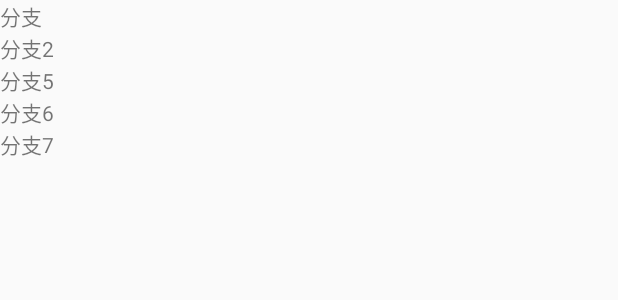
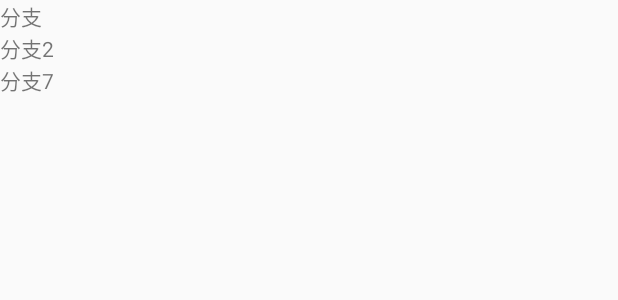
Before and after one commit to d071225/AndroidStudioDemo, an Android app: the layout activity_git.xml on its own in the app's theme, with its tools: preview values and no code run, on a phone screen of 412 x 824 dp. Shown: the top 300 px of the screen. Run offline under Robolectric (Android 15) with nearby library versions, the phone set to English and light mode, and no system bars.

Commit message:
删除分支代码5和6

```diff
--- a/androidfengkuangdemo/src/main/res/layout/activity_git.xml
+++ b/androidfengkuangdemo/src/main/res/layout/activity_git.xml
@@ -13,13 +13,5 @@
     <TextView
         android:layout_width="wrap_content"
         android:layout_height="wrap_content"
-        android:text="分支5"/>
-    <TextView
-        android:layout_width="wrap_content"
-        android:layout_height="wrap_content"
-        android:text="分支6"/>
-    <TextView
-        android:layout_width="wrap_content"
-        android:layout_height="wrap_content"
         android:text="分支7"/>
 </LinearLayout>
```
